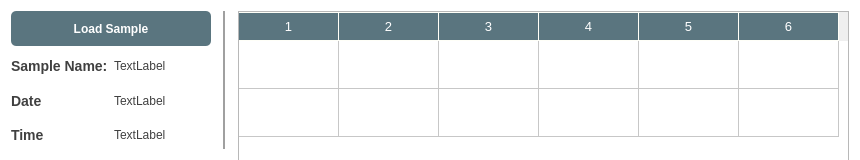
The window that uiFiles/test.ui (DORSA-co/Paticle_Size_Analyser) describes before a commit, drawn with Qt 5.
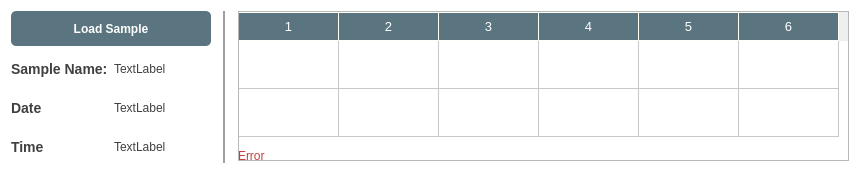
The same window after the commit. Icons and pictures are not drawn.

Commit message: centerise samples dialog, add error to test verification

```diff
--- a/uiFiles/test.ui
+++ b/uiFiles/test.ui
@@ -10,7 +10,7 @@
     <x>0</x>
     <y>0</y>
     <width>860</width>
-    <height>160</height>
+    <height>174</height>
    </rect>
   </property>
   <property name="minimumSize">
@@ -339,6 +339,8 @@
     </widget>
    </item>
    <item>
+    <layout class="QVBoxLayout" name="verticalLayout_2">
+     <item>
     <widget class="QTableWidget" name="table">
      <property name="minimumSize">
       <size>
@@ -382,6 +384,18 @@
      <column/>
      <column/>
     </widget>
+     </item>
+     <item>
+      <widget class="QLabel" name="error_lbl">
+       <property name="styleSheet">
+        <string notr="true">color: rgb(197, 63, 59)</string>
+       </property>
+       <property name="text">
+        <string>Error</string>
+       </property>
+      </widget>
+     </item>
+    </layout>
    </item>
   </layout>
  </widget>
```
Lines whose indentation alone changed are shown as unchanged. The commit also changes 4 other files.
